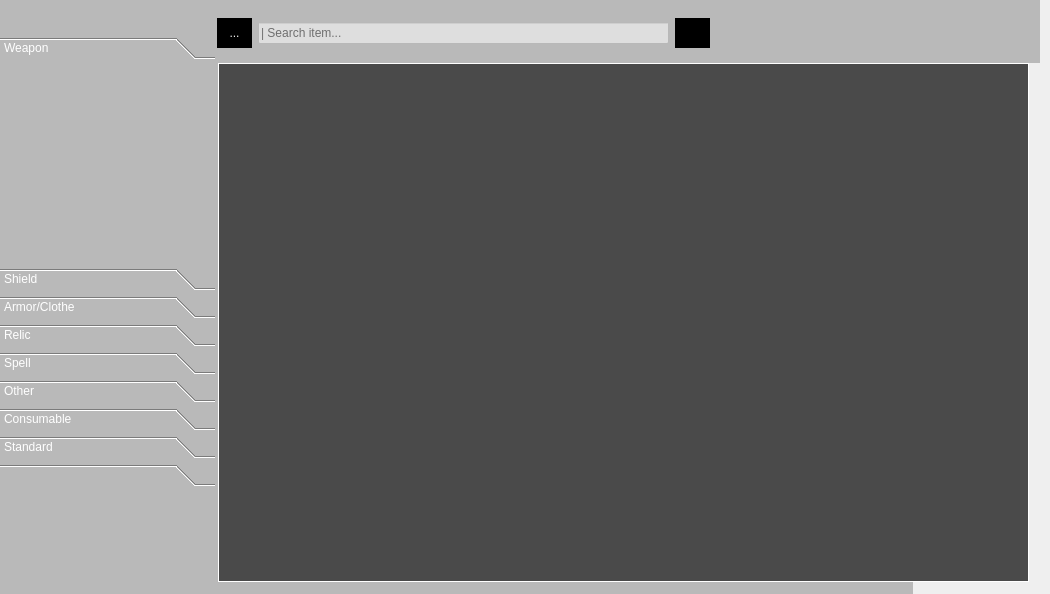
The window that src/ui/qt/form/castlevania_inventory.ui (lucassaporetti/castlevania_inventory_system) describes before a commit, drawn with Qt 5.
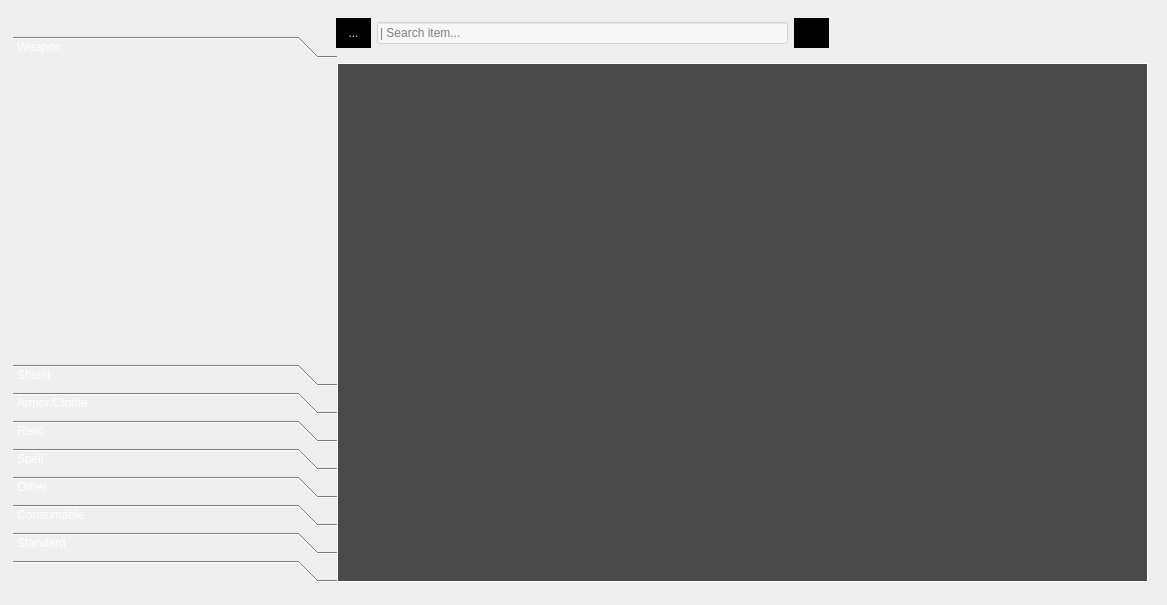
The same window after the commit. The open tabs and pages were chosen to show the change. Icons and pictures are not drawn.

Commit message: design adjusts

Diff of the .ui file:
```diff
--- a/src/ui/qt/form/castlevania_inventory.ui
+++ b/src/ui/qt/form/castlevania_inventory.ui
@@ -6,8 +6,8 @@
    <rect>
     <x>0</x>
     <y>0</y>
-    <width>1050</width>
-    <height>594</height>
+    <width>1167</width>
+    <height>605</height>
    </rect>
   </property>
   <property name="sizePolicy">
@@ -43,7 +43,7 @@
    </property>
    <property name="geometry">
     <rect>
-     <x>218</x>
+     <x>337</x>
      <y>63</y>
      <width>811</width>
      <height>519</height>
@@ -84,10 +84,10 @@
     <widget class="QLabel" name="logoImage">
      <property name="geometry">
       <rect>
-       <x>162</x>
-       <y>109</y>
-       <width>476</width>
-       <height>286</height>
+       <x>251</x>
+       <y>157</y>
+       <width>307</width>
+       <height>164</height>
       </rect>
      </property>
      <property name="sizePolicy">
@@ -3233,7 +3233,7 @@
   <widget class="QFrame" name="frameToolbox">
    <property name="geometry">
     <rect>
-     <x>208</x>
+     <x>327</x>
      <y>-2</y>
      <width>511</width>
      <height>71</height>
@@ -3420,10 +3420,10 @@
   <widget class="QLabel" name="characterImage">
    <property name="geometry">
     <rect>
-     <x>82</x>
-     <y>68</y>
-     <width>270</width>
-     <height>383</height>
+     <x>26</x>
+     <y>73</y>
+     <width>370</width>
+     <height>517</height>
     </rect>
    </property>
    <property name="minimumSize">
@@ -3434,8 +3434,8 @@
    </property>
    <property name="maximumSize">
     <size>
-     <width>270</width>
-     <height>383</height>
+     <width>50000</width>
+     <height>50000</height>
     </size>
    </property>
    <property name="styleSheet">
@@ -3451,10 +3451,10 @@
   <widget class="QToolBox" name="categoryBox">
    <property name="geometry">
     <rect>
-     <x>0</x>
-     <y>37</y>
-     <width>215</width>
-     <height>449</height>
+     <x>13</x>
+     <y>36</y>
+     <width>324</width>
+     <height>546</height>
     </rect>
    </property>
    <property name="minimumSize">
@@ -3494,8 +3494,8 @@
      <rect>
       <x>0</x>
       <y>0</y>
-      <width>215</width>
-      <height>143</height>
+      <width>324</width>
+      <height>240</height>
      </rect>
     </property>
     <attribute name="label">
@@ -3683,98 +3683,6 @@
     </attribute>
    </widget>
   </widget>
-  <widget class="QFrame" name="centralFilter">
-   <property name="enabled">
-    <bool>false</bool>
-   </property>
-   <property name="geometry">
-    <rect>
-     <x>0</x>
-     <y>0</y>
-     <width>218</width>
-     <height>582</height>
-    </rect>
-   </property>
-   <property name="font">
-    <font>
-     <kerning>false</kerning>
-    </font>
-   </property>
-   <property name="toolTip">
-    <string notr="true"/>
-   </property>
-   <property name="toolTipDuration">
-    <number>0</number>
-   </property>
-   <property name="statusTip">
-    <string notr="true"/>
-   </property>
-   <property name="whatsThis">
-    <string notr="true"/>
-   </property>
-   <property name="accessibleName">
-    <string notr="true"/>
-   </property>
-   <property name="accessibleDescription">
-    <string notr="true"/>
-   </property>
-   <property name="styleSheet">
-    <string notr="true">background-color: rgba(0, 0, 0, 58);</string>
-   </property>
-   <property name="frameShape">
-    <enum>QFrame::NoFrame</enum>
-   </property>
-   <property name="frameShadow">
-    <enum>QFrame::Plain</enum>
-   </property>
-   <property name="lineWidth">
-    <number>0</number>
-   </property>
-  </widget>
-  <widget class="QFrame" name="filterFrame">
-   <property name="geometry">
-    <rect>
-     <x>218</x>
-     <y>0</y>
-     <width>822</width>
-     <height>63</height>
-    </rect>
-   </property>
-   <property name="styleSheet">
-    <string notr="true">background-color: rgba(0, 0, 0, 58);</string>
-   </property>
-   <property name="frameShape">
-    <enum>QFrame::NoFrame</enum>
-   </property>
-   <property name="frameShadow">
-    <enum>QFrame::Plain</enum>
-   </property>
-   <property name="lineWidth">
-    <number>0</number>
-   </property>
-  </widget>
-  <widget class="QFrame" name="filterFrame2">
-   <property name="geometry">
-    <rect>
-     <x>0</x>
-     <y>582</y>
-     <width>913</width>
-     <height>12</height>
-    </rect>
-   </property>
-   <property name="styleSheet">
-    <string notr="true">background-color: rgba(0, 0, 0, 58);</string>
-   </property>
-   <property name="frameShape">
-    <enum>QFrame::NoFrame</enum>
-   </property>
-   <property name="frameShadow">
-    <enum>QFrame::Plain</enum>
-   </property>
-   <property name="lineWidth">
-    <number>0</number>
-   </property>
-  </widget>
   <zorder>stackedMain</zorder>
   <zorder>characterImage</zorder>
   <zorder>centralFilter</zorder>
```
Left out of the diff: 36 changed lines with no effect on the pictures. The commit also changes 5 other files.
